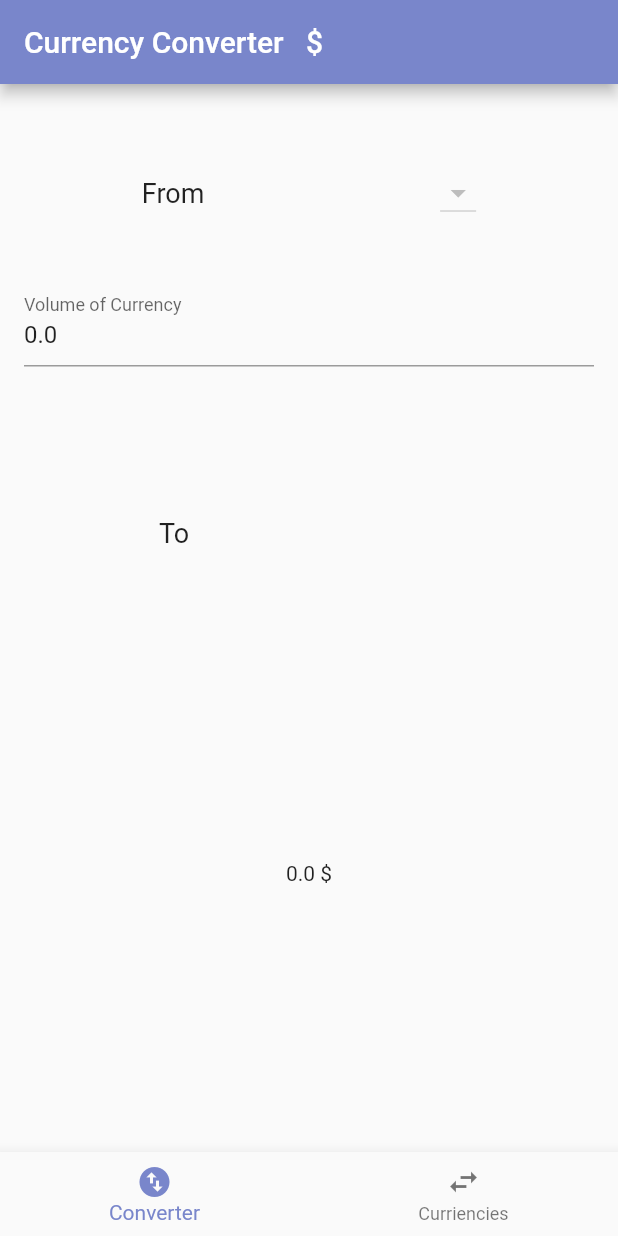
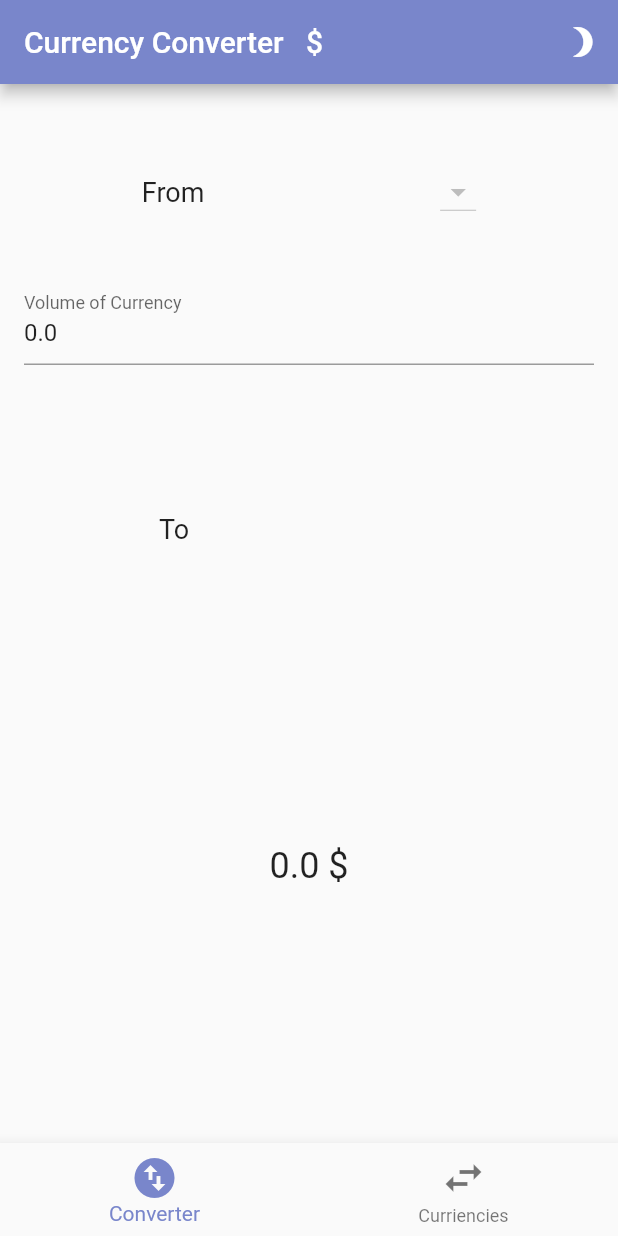
Before and after one commit to alexch33/fluter_currency_converter, a Flutter app: the screen it shows after launch, on a phone screen of 412 x 824 dp. Run offline on Flutter 3.47's test engine with Material 2 defaults, Android fonts, the phone set to English and light mode, and no system bars; our stand-ins replace another_flushbar, dio, flutter_mobx, mobx, sembast, shared_preferences; missing offline and left inert: xxtea; generated files the repository leaves out were written again; network calls fail; Roboto replaces fonts that are missing (ProductSans).

Commit message:
dark theme && small UI fix

```diff
--- a/lib/ui/converter/converter.dart
+++ b/lib/ui/converter/converter.dart
@@ -116,11 +116,13 @@ class _ConverterScreenState extends State<ConverterScreen> {
               ),
             ),
             Expanded(
-              flex: 3,
+                flex: 3,
                 child: Center(
-              child: Text(
-                  "${_currencyStore.toValueCurr} ${_currencyStore.selectedTo.currencySymbol}"),
-            ))
+                  child: Text(
+                    "${_currencyStore.toValueCurr} ${_currencyStore.selectedTo.currencySymbol}",
+                    style: TextStyle(fontSize: 24),
+                  ),
+                ))
           ],
         );
       }),
--- a/lib/ui/home/home.dart
+++ b/lib/ui/home/home.dart
@@ -1,8 +1,10 @@
 import 'package:another_flushbar/flushbar_helper.dart';
 import 'package:currency_converter/stores/currency/currency_store.dart';
+import 'package:currency_converter/stores/theme/theme_store.dart';
 import 'package:currency_converter/ui/converted_list/converted_list.dart';
 import 'package:currency_converter/ui/converter/converter.dart';
 import 'package:currency_converter/utils/locale/app_localization.dart';
+import 'package:currency_converter/widgets/build_app_bar_buttons.dart';
 import 'package:currency_converter/widgets/progress_indicator_widget.dart';
 import 'package:flutter/material.dart';
 import 'package:flutter_mobx/flutter_mobx.dart';
@@ -17,6 +19,7 @@ class _HomeScreenState extends State<HomeScreen> {
   //stores:---------------------------------------------------------------------
   int _page = 0;
   late CurrencyStore _currencyStore;
+  late ThemeStore _themeStore;
   bool isInited = false;
 
   final List<Widget> _pages = <Widget>[
@@ -28,6 +31,7 @@ class _HomeScreenState extends State<HomeScreen> {
   void didChangeDependencies() {
     if (!isInited) {
       _currencyStore = Provider.of<CurrencyStore>(context);
+      _themeStore = Provider.of<ThemeStore>(context);
       _currencyStore.initialize();
       isInited = true;
     }
@@ -38,6 +42,7 @@ class _HomeScreenState extends State<HomeScreen> {
   Widget build(BuildContext context) {
     return Scaffold(
       appBar: AppBar(
+        actions: [buildThemeButton(context, _themeStore)],
         title: Observer(
           builder: (context) => Text(
               '${AppLocalizations.of(context)!.translate('currency_converter')}   ${_currencyStore.selectedFrom.currencySymbol}'),
@@ -54,10 +59,10 @@ class _HomeScreenState extends State<HomeScreen> {
         items: [
           BottomNavigationBarItem(
               label: AppLocalizations.of(context)!.translate('converter'),
-              icon: Icon(Icons.swap_vert_circle)),
+              icon: Icon(Icons.swap_vert_circle, size: 32,)),
           BottomNavigationBarItem(
               label: AppLocalizations.of(context)!.translate('curriencies'),
-              icon: Icon(Icons.swap_horiz))
+              icon: Icon(Icons.swap_horiz, size: 32,))
         ],
       ),
     );
--- /dev/null
+++ b/lib/widgets/build_app_bar_buttons.dart
@@ -0,0 +1,19 @@
+import 'package:currency_converter/stores/theme/theme_store.dart';
+
+import 'package:flutter/material.dart';
+import 'package:flutter_mobx/flutter_mobx.dart';
+
+Widget buildThemeButton(BuildContext context, ThemeStore themeStore) {
+    return Observer(
+      builder: (context) {
+        return IconButton(
+          onPressed: () {
+            themeStore.changeBrightnessToDark(!themeStore.darkMode);
+          },
+          icon: Icon(
+            themeStore.darkMode ? Icons.brightness_5 : Icons.brightness_3,
+          ),
+        );
+      },
+    );
+  }
```
